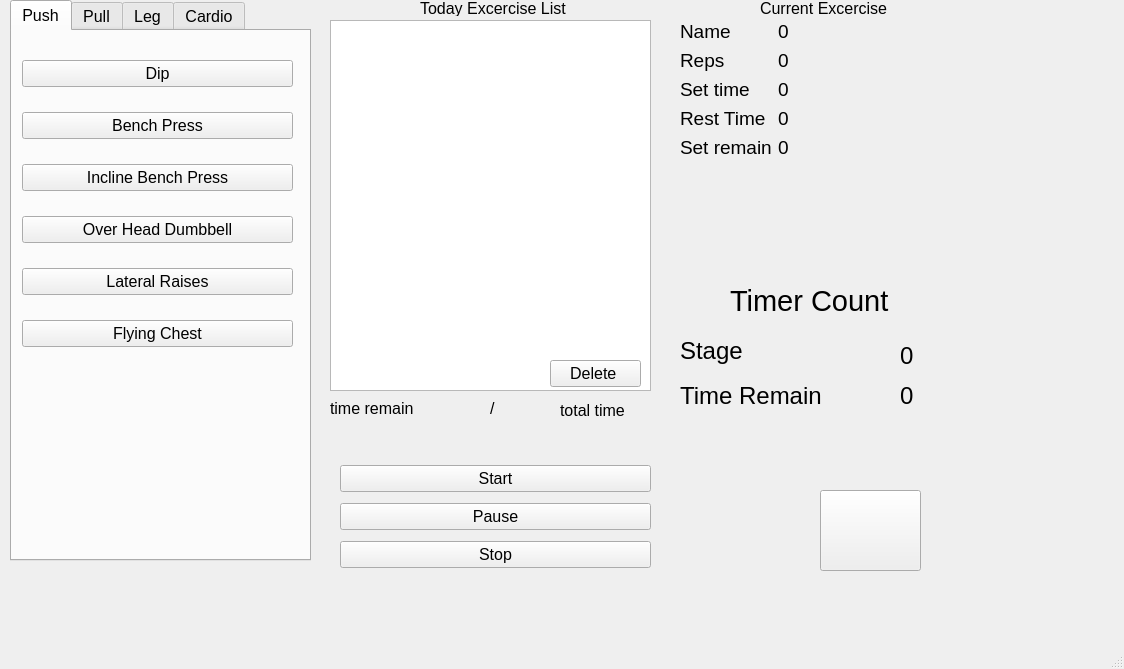
This is mainwindow.ui in LeKhacVuong/Training_timer as Qt 5 draws it before an edit. The edited form follows.
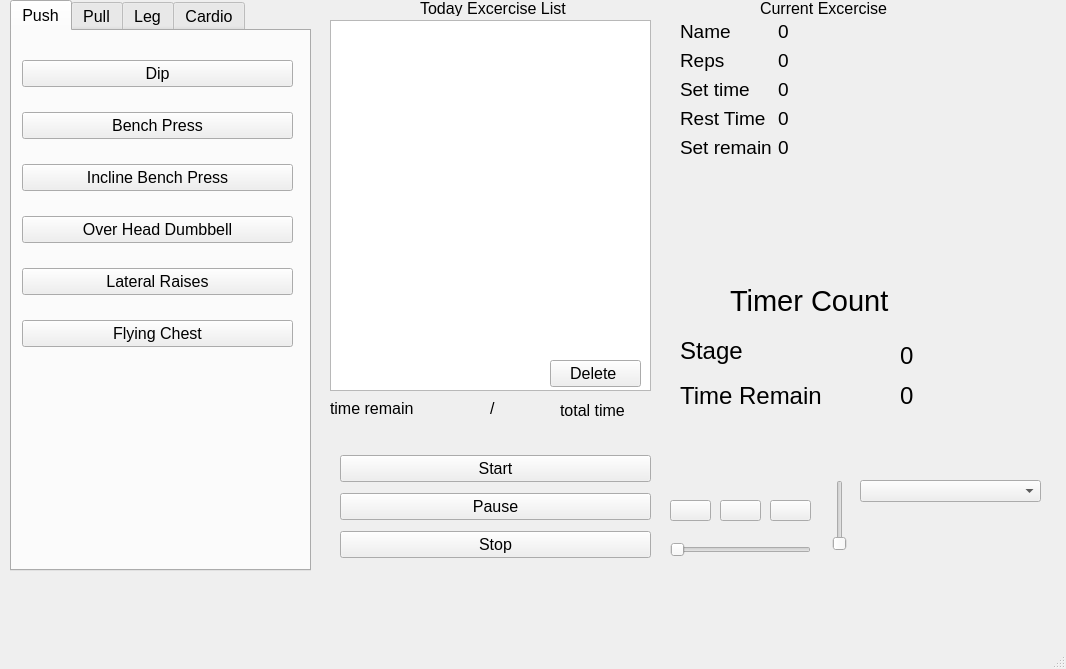
This is the edited form.

The edit to the form file:
```diff
--- a/mainwindow.ui
+++ b/mainwindow.ui
@@ -6,7 +6,7 @@
    <rect>
     <x>0</x>
     <y>0</y>
-    <width>1124</width>
+    <width>1066</width>
     <height>669</height>
    </rect>
   </property>
@@ -20,7 +20,7 @@
       <x>10</x>
       <y>0</y>
       <width>301</width>
-      <height>561</height>
+      <height>571</height>
      </rect>
     </property>
     <property name="font">
@@ -395,7 +395,7 @@
     <property name="geometry">
      <rect>
       <x>340</x>
-      <y>460</y>
+      <y>450</y>
       <width>311</width>
       <height>115</height>
      </rect>
@@ -769,10 +769,10 @@
    <widget class="QPushButton" name="pushButton_music">
     <property name="geometry">
      <rect>
-      <x>820</x>
-      <y>490</y>
-      <width>101</width>
-      <height>81</height>
+      <x>720</x>
+      <y>500</y>
+      <width>41</width>
+      <height>21</height>
      </rect>
     </property>
     <property name="text">
@@ -815,6 +815,68 @@
      <string/>
     </property>
    </widget>
+   <widget class="QSlider" name="horizontalSlider_video_process">
+    <property name="geometry">
+     <rect>
+      <x>670</x>
+      <y>540</y>
+      <width>141</width>
+      <height>20</height>
+     </rect>
+    </property>
+    <property name="orientation">
+     <enum>Qt::Horizontal</enum>
+    </property>
+   </widget>
+   <widget class="QSlider" name="verticalSlider_volume">
+    <property name="geometry">
+     <rect>
+      <x>830</x>
+      <y>480</y>
+      <width>20</width>
+      <height>71</height>
+     </rect>
+    </property>
+    <property name="orientation">
+     <enum>Qt::Vertical</enum>
+    </property>
+   </widget>
+   <widget class="QComboBox" name="comboBox_chose_music">
+    <property name="geometry">
+     <rect>
+      <x>860</x>
+      <y>480</y>
+      <width>181</width>
+      <height>22</height>
+     </rect>
+    </property>
+   </widget>
+   <widget class="QPushButton" name="pushButton_music_next">
+    <property name="geometry">
+     <rect>
+      <x>770</x>
+      <y>500</y>
+      <width>41</width>
+      <height>21</height>
+     </rect>
+    </property>
+    <property name="text">
+     <string/>
+    </property>
+   </widget>
+   <widget class="QPushButton" name="pushButton_music_back">
+    <property name="geometry">
+     <rect>
+      <x>670</x>
+      <y>500</y>
+      <width>41</width>
+      <height>21</height>
+     </rect>
+    </property>
+    <property name="text">
+     <string/>
+    </property>
+   </widget>
   </widget>
   <widget class="QMenuBar" name="menubar">
    <property name="geometry">
```
Left out of the diff: 4 changed lines with no effect on the pictures.
